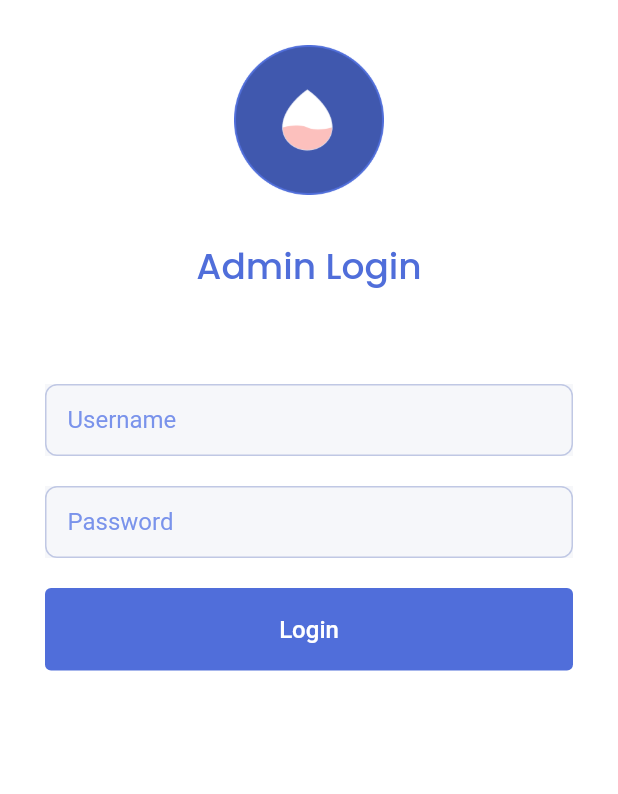
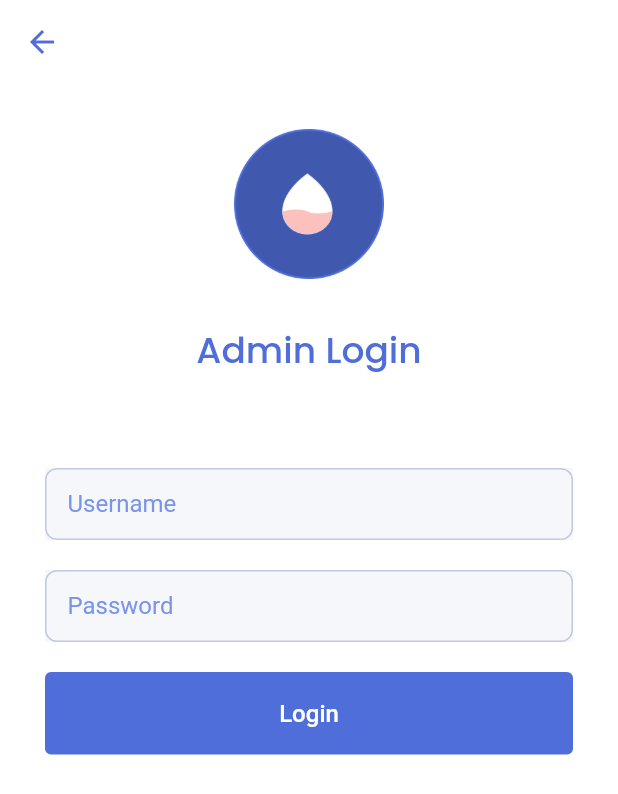
Before and after one commit to mubashirspam/blood_donation_app, a Flutter app: the screen it shows after launch, after a tap on "Admin", on a phone screen of 412 x 824 dp. Shown: the top 794 px of the screen. Run offline on Flutter 3.47's test engine with Material 2 defaults, Android fonts, the light colour scheme and no system bars; our stand-ins replace firebase_auth, firebase_core, google_sign_in; accounts and stored records are empty.

Commit message:
ui updation

```diff
--- a/lib/main.dart
+++ b/lib/main.dart
@@ -2,11 +2,17 @@
 import 'package:blood_donation/screens/add_details_screen.dart';
 import 'package:blood_donation/services/blood_cards.dart';
 import 'package:blood_donation/services/blood_status_card.dart';
+import 'package:flutter/services.dart';
 import 'package:provider/provider.dart';
 
 import './services/route.dart' as route;
 import 'package:flutter/material.dart';
 void main() {
+
+  SystemChrome.setSystemUIOverlayStyle(SystemUiOverlayStyle(
+    systemNavigationBarColor: Color(0xff506eda), // navigation bar color
+    statusBarColor: Color(0xff506eda), // status bar color
+  ));
   runApp(const MyApp());
 }
 
@@ -15,6 +21,7 @@ class MyApp extends StatelessWidget {
 
   @override
   Widget build(BuildContext context) {
+
     final ThemeData theme = ThemeData();
     return
 
@@ -26,6 +33,21 @@ class MyApp extends StatelessWidget {
       debugShowCheckedModeBanner: false,
       title: 'BloodDonation',
       theme: ThemeData(
+
+
+textButtonTheme: TextButtonThemeData(
+              style: ButtonStyle(
+                animationDuration: Duration(microseconds: 2000),
+                overlayColor: MaterialStateProperty.all(
+                  Color(0xfff1908c),
+                ),
+                backgroundColor: MaterialStateProperty.all(
+                  Color(0xff506eda),
+                ),
+              ),
+            ),
+
+
         colorScheme: theme.colorScheme.copyWith(
           secondary: Color(0xfff1908c),
           primary: Colors.white,
--- a/lib/screens/add_details_screen.dart
+++ b/lib/screens/add_details_screen.dart
@@ -241,7 +241,7 @@ class _AddDetailsScreenState extends State<AddDetailsScreen> {
                 ),
                 style: TextButton.styleFrom(
                     minimumSize: Size(double.infinity, 55),
-                    backgroundColor: Theme.of(context).colorScheme.onPrimary),
+                    ),
               ),
             ),
           ],
--- a/lib/screens/admin_login_screen.dart
+++ b/lib/screens/admin_login_screen.dart
@@ -49,6 +49,9 @@ class _AdmminLoginScreenState extends State<AdmminLoginScreen> {
   @override
   Widget build(BuildContext context) {
     return Scaffold(
+      appBar: AppBar(
+        elevation: 0,
+      ),
       body: SafeArea(
         child: Container(
           width: double.infinity,
@@ -161,8 +164,8 @@ class _AdmminLoginScreenState extends State<AdmminLoginScreen> {
                             ),
                             style: TextButton.styleFrom(
                                 minimumSize: Size(double.infinity, 55),
-                                backgroundColor:
-                                    Theme.of(context).colorScheme.onPrimary),
+
+                                   ),
                           ),
                         ),
                       ],
--- a/lib/screens/login_screen.dart
+++ b/lib/screens/login_screen.dart
@@ -90,7 +90,7 @@ class _LoginUiState extends State<LoginUi> {
             TextButton(
               onPressed: () {
                 // Navigator.of(context).pushNamed(route.homePage);
-                Navigator.of(context).pushReplacementNamed(route.adminLoginPage);
+                Navigator.of(context).pushNamed(route.adminLoginPage);
 
               },
               child: Text(
@@ -99,7 +99,7 @@ class _LoginUiState extends State<LoginUi> {
               ),
               style: TextButton.styleFrom(
                   minimumSize: Size(double.infinity, 55),
-                  backgroundColor: Theme.of(context).colorScheme.onPrimary),
+                  ),
             ),
             SizedBox(
               height: 20,
--- a/lib/screens/tab_screen_dart.dart
+++ b/lib/screens/tab_screen_dart.dart
@@ -55,6 +55,7 @@ class _TabScreenState extends State<TabScreen> {
         title: Text(_pages[_selectedIndex]['title'] as String),
       ),
       bottomNavigationBar: BottomNavigationBar(
+        elevation: 10,
         onTap: _selectPage,
         currentIndex: _selectedIndex,
         selectedItemColor: Theme.of(context).colorScheme.secondary,
--- a/lib/widgets/status_card_item.dart
+++ b/lib/widgets/status_card_item.dart
@@ -42,9 +42,10 @@ class StatusCardItem extends StatelessWidget {
               'Do you want to delete ?',
             ),
             elevation: 4,
-            backgroundColor: Colors.white,
+
             actions: [
               TextButton(
+                style: TextButton.styleFrom(backgroundColor: Colors.white),
                   onPressed: () {
                     Navigator.of(ctx).pop(false);
                   },
@@ -53,6 +54,7 @@ class StatusCardItem extends StatelessWidget {
                     style: Theme.of(context).textTheme.bodyText1,
                   )),
               TextButton(
+                style: TextButton.styleFrom(backgroundColor: Colors.white),
                   onPressed: () {
                     Navigator.of(ctx).pop(true);
                   },
```
Also changed, not shown: lib/screens/applay_screen.dart (+7 -4 lines), lib/widgets/drwawer.dart (+9 -6 lines).
